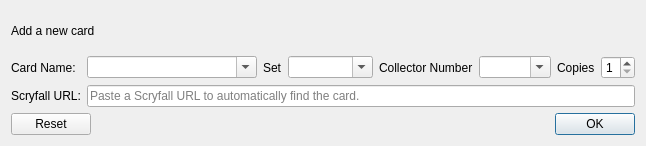
Before: the Qt Designer form mtg_proxy_printer/resources/ui/add_card_widget.ui in luziferius/MTGProxyPrinter, drawn with Qt 5.
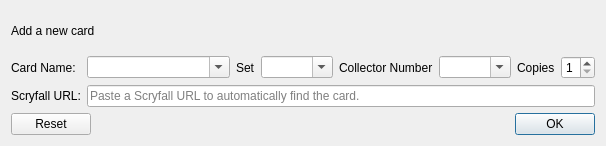
After: the same form once the commit is applied.

Commit message:
AddCardWidget: Named ui elements. call setupUI() upon creation.
FossilOrigin-Name: e246c68381220fc4628ee881b61c4e327d566a9670a9122608b1ebedf52e4cf3

What changed in the file:
```diff
--- a/mtg_proxy_printer/resources/ui/add_card_widget.ui
+++ b/mtg_proxy_printer/resources/ui/add_card_widget.ui
@@ -6,7 +6,7 @@
    <rect>
     <x>0</x>
     <y>0</y>
-    <width>646</width>
+    <width>606</width>
     <height>146</height>
    </rect>
   </property>
```
Left out of the diff: 23 changed lines with no effect on the pictures. The commit also changes 1 other file.
